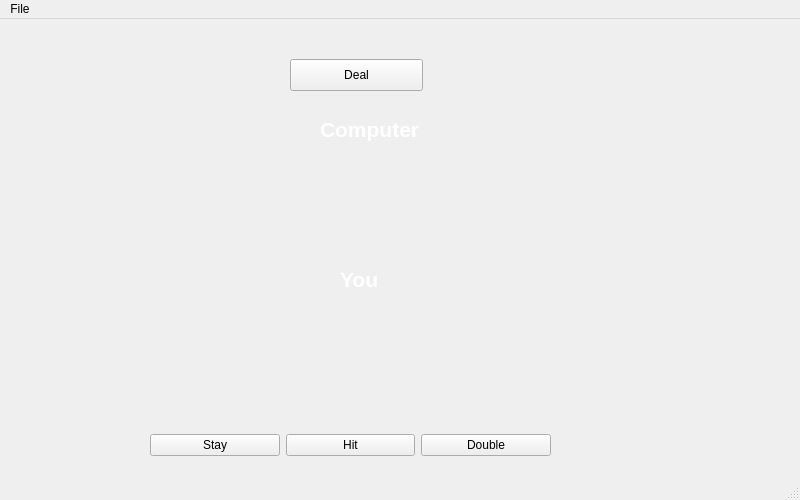
Before: the Qt Designer form chicken_dinner_ui/src/playwindow.ui in haydennix55/chicken_dinner, drawn with Qt 5.
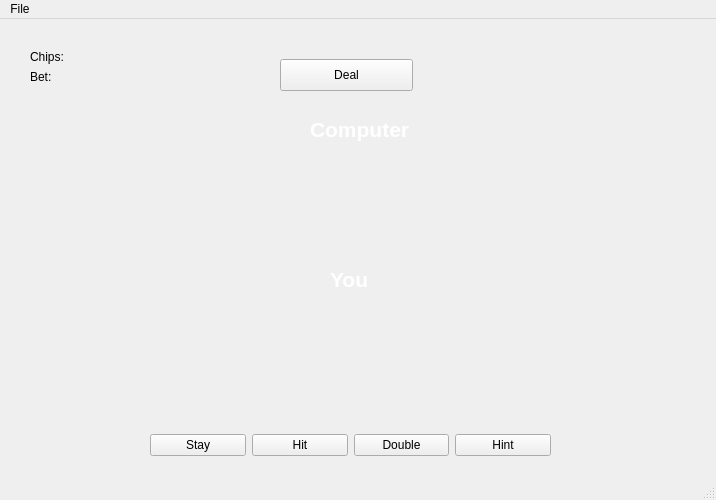
After: the same form once the commit is applied.

What changed in the file:
```diff
--- a/chicken_dinner_ui/src/playwindow.ui
+++ b/chicken_dinner_ui/src/playwindow.ui
@@ -6,7 +6,7 @@
    <rect>
     <x>0</x>
     <y>0</y>
-    <width>800</width>
+    <width>716</width>
     <height>500</height>
    </rect>
   </property>
@@ -76,12 +76,19 @@
        </property>
       </widget>
      </item>
+     <item>
+      <widget class="QPushButton" name="hintButton">
+       <property name="text">
+        <string>Hint</string>
+       </property>
+      </widget>
+     </item>
     </layout>
    </widget>
    <widget class="QLabel" name="youLabel">
     <property name="geometry">
      <rect>
-      <x>340</x>
+      <x>330</x>
       <y>240</y>
       <width>61</width>
       <height>41</height>
@@ -138,7 +145,7 @@
    <widget class="QLabel" name="computerLabel">
     <property name="geometry">
      <rect>
-      <x>320</x>
+      <x>310</x>
       <y>90</y>
       <width>161</width>
       <height>41</height>
@@ -465,7 +472,7 @@
    <widget class="QPushButton" name="dealButton">
     <property name="geometry">
      <rect>
-      <x>290</x>
+      <x>280</x>
       <y>40</y>
       <width>133</width>
       <height>32</height>
@@ -475,13 +482,78 @@
      <string>Deal</string>
     </property>
    </widget>
+   <widget class="QLabel" name="chipsLabel">
+    <property name="geometry">
+     <rect>
+      <x>30</x>
+      <y>30</y>
+      <width>60</width>
+      <height>16</height>
+     </rect>
+    </property>
+    <property name="text">
+     <string>Chips:</string>
+    </property>
+   </widget>
+   <widget class="QLabel" name="betLabel">
+    <property name="geometry">
+     <rect>
+      <x>30</x>
+      <y>50</y>
+      <width>60</width>
+      <height>16</height>
+     </rect>
+    </property>
+    <property name="text">
+     <string>Bet:</string>
+    </property>
+   </widget>
+   <widget class="QLabel" name="chipsDisplay">
+    <property name="geometry">
+     <rect>
+      <x>70</x>
+      <y>30</y>
+      <width>60</width>
+      <height>16</height>
+     </rect>
+    </property>
+    <property name="text">
+     <string/>
+    </property>
+   </widget>
+   <widget class="QLabel" name="betDisplay">
+    <property name="geometry">
+     <rect>
+      <x>60</x>
+      <y>50</y>
+      <width>60</width>
+      <height>16</height>
+     </rect>
+    </property>
+    <property name="text">
+     <string/>
+    </property>
+   </widget>
+   <widget class="QLabel" name="hintLabel">
+    <property name="geometry">
+     <rect>
+      <x>30</x>
+      <y>70</y>
+      <width>211</width>
+      <height>16</height>
+     </rect>
+    </property>
+    <property name="text">
+     <string/>
+    </property>
+   </widget>
   </widget>
   <widget class="QMenuBar" name="menubar">
    <property name="geometry">
     <rect>
      <x>0</x>
      <y>0</y>
-     <width>800</width>
+     <width>716</width>
      <height>22</height>
     </rect>
    </property>
```
